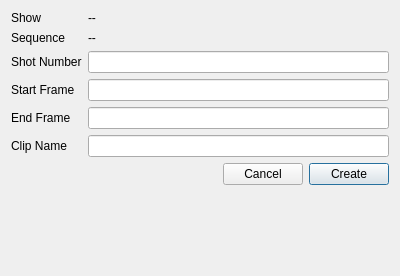
sashaouellet/Helix, file ui/shotCreation.ui: the form before one commit.
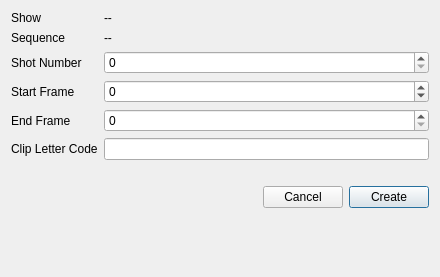
The form after the commit.

Diff of the .ui file:
```diff
--- a/ui/shotCreation.ui
+++ b/ui/shotCreation.ui
@@ -6,8 +6,8 @@
    <rect>
     <x>0</x>
     <y>0</y>
-    <width>400</width>
-    <height>276</height>
+    <width>440</width>
+    <height>277</height>
    </rect>
   </property>
   <property name="windowTitle">
@@ -31,9 +31,6 @@
      </property>
     </widget>
    </item>
-   <item row="2" column="1">
-    <widget class="QLineEdit" name="LNE_number"/>
-   </item>
    <item row="3" column="0">
     <widget class="QLabel" name="label_2">
      <property name="text">
@@ -41,9 +38,6 @@
      </property>
     </widget>
    </item>
-   <item row="3" column="1">
-    <widget class="QLineEdit" name="LNE_start"/>
-   </item>
    <item row="4" column="0">
     <widget class="QLabel" name="label_3">
      <property name="text">
@@ -51,13 +45,10 @@
      </property>
     </widget>
    </item>
-   <item row="4" column="1">
-    <widget class="QLineEdit" name="LNE_end"/>
-   </item>
    <item row="5" column="0">
     <widget class="QLabel" name="label_4">
      <property name="text">
-      <string>Clip Name</string>
+      <string>Clip Letter Code</string>
      </property>
     </widget>
    </item>
@@ -125,6 +116,46 @@
      </item>
     </layout>
    </item>
+   <item row="2" column="1">
+    <widget class="QSpinBox" name="SPN_num">
+     <property name="maximum">
+      <number>999999999</number>
+     </property>
+     <property name="singleStep">
+      <number>100</number>
+     </property>
+    </widget>
+   </item>
+   <item row="3" column="1">
+    <widget class="QSpinBox" name="SPN_start">
+     <property name="minimum">
+      <number>-999999999</number>
+     </property>
+     <property name="maximum">
+      <number>999999999</number>
+     </property>
+    </widget>
+   </item>
+   <item row="4" column="1">
+    <widget class="QSpinBox" name="SPN_end">
+     <property name="maximum">
+      <number>999999999</number>
+     </property>
+     <property name="singleStep">
+      <number>1</number>
+     </property>
+     <property name="value">
+      <number>0</number>
+     </property>
+    </widget>
+   </item>
+   <item row="6" column="1">
+    <widget class="QLabel" name="LBL_issues">
+     <property name="text">
+      <string/>
+     </property>
+    </widget>
+   </item>
   </layout>
  </widget>
  <resources/>
```
